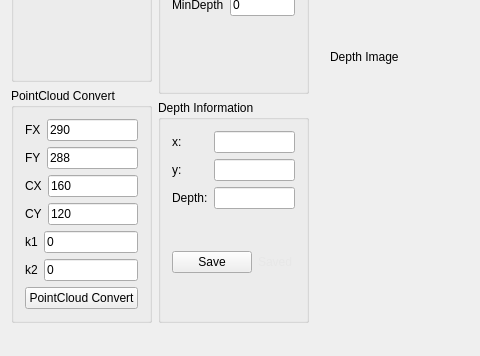
First picture: the form in SmartEye/SmartEye/smarteye.ui, repository SHU3DVision/SmartEye, before the edit; both pictures show x 0 to 480 and y 385 to 741 of the 826 by 741 pixel window.
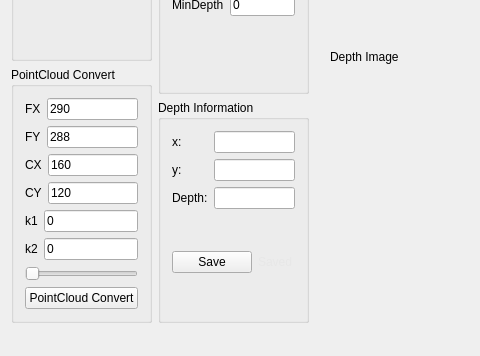
Second picture: the form after the edit. Icons and pictures are not drawn. Custom widgets are drawn as their Qt base class.

```diff
--- a/SmartEye/SmartEye/smarteye.ui
+++ b/SmartEye/SmartEye/smarteye.ui
@@ -231,6 +231,19 @@
              </item>
             </layout>
            </item>
+           <item>
+            <widget class="QSlider" name="pointSizeSlider">
+             <property name="minimum">
+              <number>1</number>
+             </property>
+             <property name="maximum">
+              <number>10</number>
+             </property>
+             <property name="orientation">
+              <enum>Qt::Horizontal</enum>
+             </property>
+            </widget>
+           </item>
            <item>
             <widget class="QPushButton" name="pclBtn">
              <property name="text">
```
